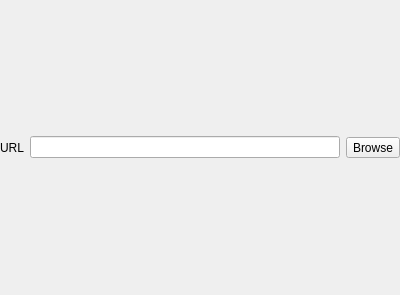
First picture: the form in git_fmod/ui/git_url_item.ui, repository JunhaoHuang0615/FMOD_Script, before the edit.
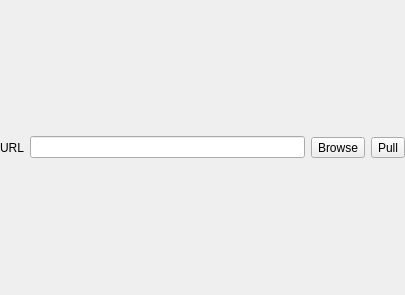
Second picture: the form after the edit.

Patch:
```diff
--- a/git_fmod/ui/git_url_item.ui
+++ b/git_fmod/ui/git_url_item.ui
@@ -6,7 +6,7 @@
    <rect>
     <x>0</x>
     <y>0</y>
-    <width>400</width>
+    <width>405</width>
     <height>295</height>
    </rect>
   </property>
@@ -43,6 +43,13 @@
      </property>
     </widget>
    </item>
+   <item>
+    <widget class="QToolButton" name="btn_pull_thisgit_only">
+     <property name="text">
+      <string>Pull</string>
+     </property>
+    </widget>
+   </item>
   </layout>
  </widget>
  <resources/>
```
